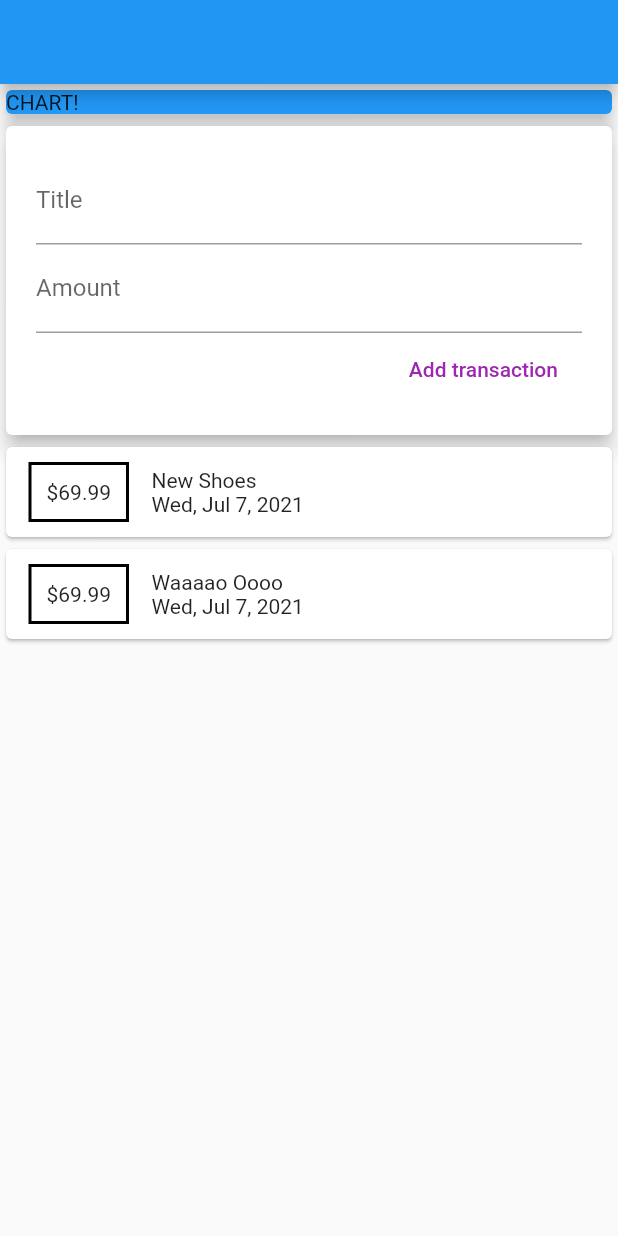
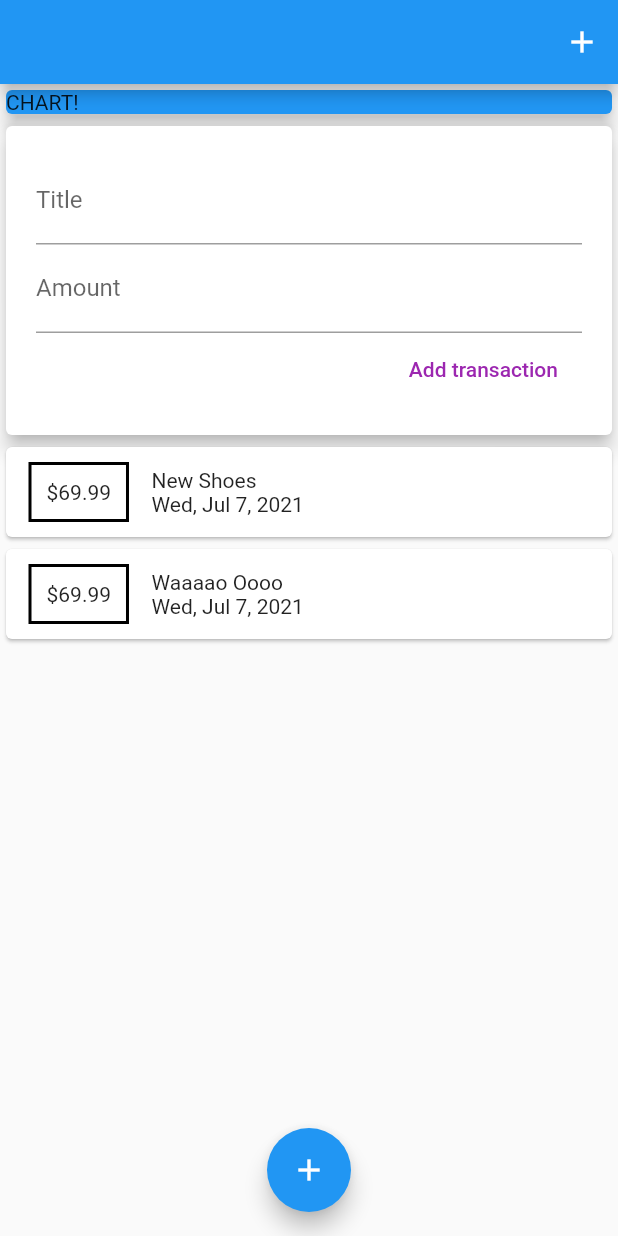
Before and after one commit to fullpagedeveloper/Combinig_Widgets-, a Flutter app: the screen it shows after launch, on a phone screen of 412 x 824 dp. Run offline on Flutter 3.47's test engine with Material 2 defaults, Android fonts, the phone set to English and light mode, and no system bars.

Commit message:
Adding AppBar button and Floating Action Button

```diff
--- a/lib/main.dart
+++ b/lib/main.dart
@@ -33,6 +33,9 @@ class _MyHomePageState extends State<MyHomePage> {
     return Scaffold(
       appBar: AppBar(
         title: Text(""),
+        actions: [
+          IconButton(icon: Icon(Icons.add), onPressed: () {}),
+        ],
       ),
       body: SingleChildScrollView(
         child: Column(
@@ -50,6 +53,9 @@ class _MyHomePageState extends State<MyHomePage> {
           ],
         ),
       ),
+      floatingActionButtonLocation: FloatingActionButtonLocation.centerFloat,
+      floatingActionButton:
+          FloatingActionButton(child: Icon(Icons.add), onPressed: () {}),
     );
   }
 }
```
